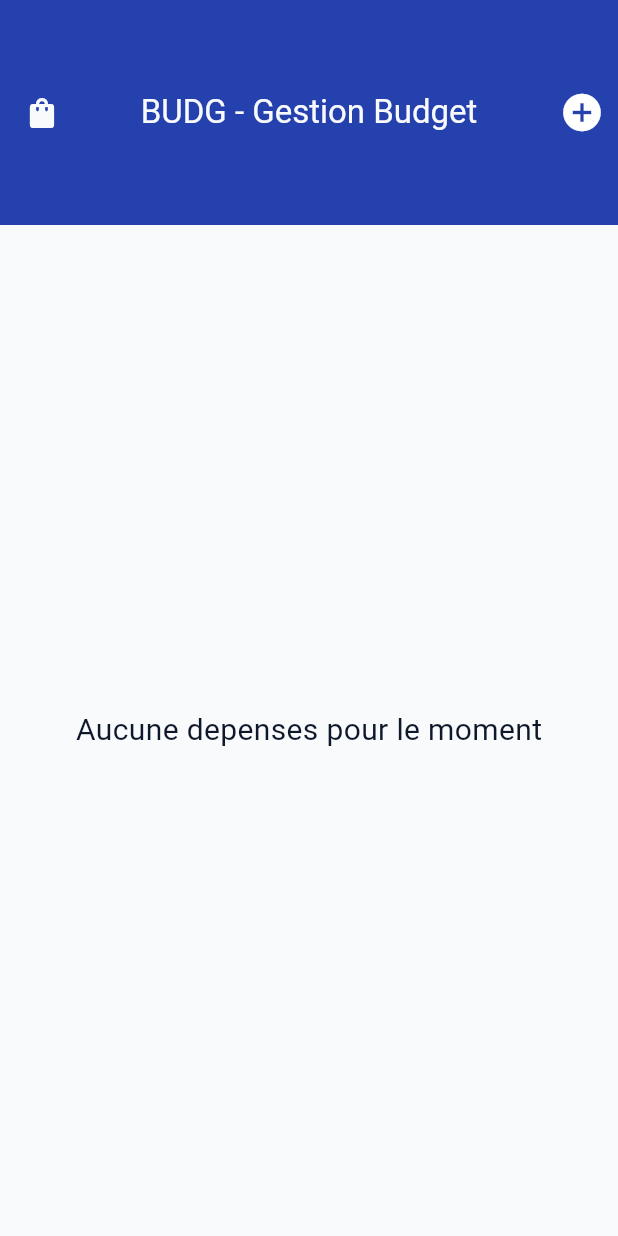
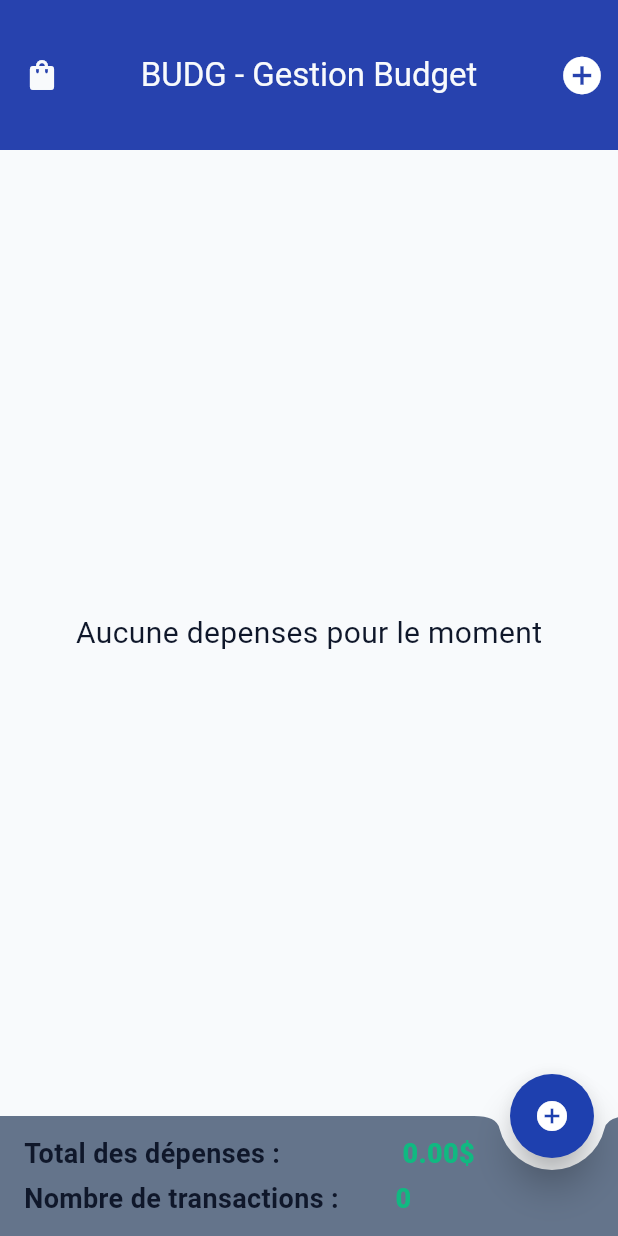
Before and after one commit to LeFab70/flutterApp-gestion-des-depenses, a Flutter app: the screen it shows after launch, on a phone screen of 412 x 824 dp. Run offline on Flutter 3.47's test engine with Material 3 defaults, Android fonts, the phone set to English and light mode, and no system bars.

Commit message:
bottomBar and floatingButton

```diff
--- a/lib/root/gestion.budget.dart
+++ b/lib/root/gestion.budget.dart
@@ -10,12 +10,15 @@ class GestionBudget extends StatelessWidget {
     return MaterialApp(
       debugShowCheckedModeBanner: false,
       theme: ThemeData(
+
         primaryColor: AppColors.primary,
         //couleur arriere plan principal
         scaffoldBackgroundColor: AppColors.backgroundApp,
         //Couleur app bar
         appBarTheme: AppBarTheme(
-          elevation: 4,
+
+          elevation: 10,
+          shape: RoundedRectangleBorder(),
           toolbarHeight: 130.00,
           backgroundColor: AppColors.buttonBackground,
           foregroundColor: AppColors.backgroundApp,
@@ -25,6 +28,12 @@ class GestionBudget extends StatelessWidget {
             size: 30,
           ),
         ),
+        floatingActionButtonTheme: FloatingActionButtonThemeData(
+          backgroundColor: AppColors.buttonBackground,
+          foregroundColor: AppColors.buttonTextColor,
+          elevation: 10,
+          shape: CircleBorder(),
+        ),
         // iconButtonTheme: IconButtonThemeData(
         //   style: IconButton.styleFrom(
         //     foregroundColor: AppColors.buttonTextColor,
@@ -33,10 +42,11 @@ class GestionBudget extends StatelessWidget {
         //   ),
         // ),
         //Couleur floating button
-        floatingActionButtonTheme: FloatingActionButtonThemeData(
-          backgroundColor: AppColors.buttonBackground,
-          foregroundColor: AppColors.buttonTextColor,
-        ),
+        // bottomAppBarTheme: BottomAppBarTheme(
+        //   shape: CircularNotchedRectangle(), // L'encoche
+        //   notchMargin: 8.0,                  // L'espace autour du FAB
+        //   elevation: 5,
+        // ),
       ),
       home: GestionBudgetHome(),
     );
--- a/lib/screens/expense.list.dart
+++ b/lib/screens/expense.list.dart
@@ -8,22 +8,32 @@ class ExpenseList extends StatelessWidget {
 
   @override
   Widget build(BuildContext context) {
-    return Column(
-      children: [
-        Expanded(child:
-        expenseList.isEmpty ?
+    return expenseList.isEmpty ?
         Center(
           child: Text("Aucune depenses pour le moment",
             style: TextStyle(fontSize: 20, color: AppColors.textColor),),
-        ):
-            ListView.builder(
-              itemCount: expenseList.length,
-              itemBuilder: (context,index){
+        ) :
+        ListView.builder(
+            itemCount: expenseList.length,
+            itemBuilder: (context, index) {
+              final expense = expenseList[index];
+              return Dismissible(key: ValueKey(expense),
+                  direction: DismissDirection.endToStart,
+                  onDismissed: (direction) {
+                    /*supprmier expenses; */
+                  },
+              background: Container(
+                color: AppColors.error,
+                alignment: Alignment.center,
+                padding: EdgeInsets.only(right: 20),
+                child: Icon(Icons.delete,color: AppColors.buttonTextColor,),
+              ),
+                child: Center(
+                  child: Text("Encours"),
+                ),
+              );
 
-              },
-            )
-        )
-      ],
-    );
+            },
+        );
   }
 }
--- a/lib/screens/gestion.budget.home.dart
+++ b/lib/screens/gestion.budget.home.dart
@@ -1,6 +1,9 @@
 import 'package:flutter/material.dart';
 import 'package:gestion_budget/screens/expense.list.dart';
+import 'package:gestion_budget/shares/colors/app.colors.dart';
 import 'package:gestion_budget/widgets/app.bar.dart';
+import 'package:gestion_budget/widgets/bottom.bar.dart';
+import 'package:gestion_budget/widgets/floating.buttons.dart';
 
 class GestionBudgetHome extends StatefulWidget {
   const GestionBudgetHome({super.key});
@@ -10,18 +13,28 @@ class GestionBudgetHome extends StatefulWidget {
 }
 
 class _GestionBudgetHomeState extends State<GestionBudgetHome> {
-  final List<Map<String,dynamic>> _expenses=[];
+  final List<Map<String, dynamic>> _expenses = [];
+
   //_formKey permet la gestion de la validation du form et autres opérations
-  final _fomKey=GlobalKey<FormState>();
-  String _expenseTitle='';
-  double _expenseAmount=0.0;
-  String _expenseCategory='Essence'; //default value
-  DateTime _expenseDate=DateTime.now(); //defaut time
+  final _fomKey = GlobalKey<FormState>();
+  String _expenseTitle = '';
+  double _expenseAmount = 0.0;
+  String _expenseCategory = 'Essence'; //default value
+  DateTime _expenseDate = DateTime.now(); //defaut time
+
+  double get _totalExpense=>_expenses.fold(0.0,(sum,expenseItem)=>sum+expenseItem["expenseAmount"]);
+  int get _numberOfExpense=>_expenses.length;
   @override
   Widget build(BuildContext context) {
-    return  Scaffold(
-      appBar:const AppBars(),
-      body: ExpenseList(expenseList: _expenses,),
+    return Scaffold(
+      floatingActionButtonLocation: FloatingActionButtonLocation.endDocked,
+      //positionner le button a droite et encoche
+      appBar: const AppBars(),
+      body: Column(
+        children: [Expanded(child: ExpenseList(expenseList: _expenses))],
+      ),
+      bottomNavigationBar: BottomBars(),
+      floatingActionButton: const FloatingButtons(),
     );
   }
 }
--- a/lib/shares/colors/app.colors.dart
+++ b/lib/shares/colors/app.colors.dart
@@ -3,10 +3,12 @@ import 'package:flutter/material.dart';
 class AppColors {
   static const Color primary = Color(0xFF2563EB);
   static const Color secondary = Color(0xFF64748B);
+  static const Color textSecondary=Color(0xFF0F172A);
   static const Color backgroundApp = Color(0xFFF8FAFC);
-  static const Color backgroundLight = Color(0xFFFFFFFF);
+  static const Color backgroundLight = Color(0xFFF1F5F9);
   static const Color error = Color(0xFFDC2626);
   static const Color buttonBackground = Color(0xFF1E40AF);
   static const Color textColor = Color(0xFF0F172A);
   static const Color buttonTextColor = Color(0xFFFFFFFF);
+  static const Color textSuccess = Color(0xFF10B981); // Vert profond
 }
--- a/lib/widgets/app.bar.dart
+++ b/lib/widgets/app.bar.dart
@@ -6,7 +6,7 @@ class AppBars extends StatelessWidget implements PreferredSize{
   @override
   Widget build(BuildContext context) {
     return AppBar(
-      toolbarHeight: 150.00,
+      toolbarHeight: 100.00,
       leading: IconButton(onPressed: (){}, icon: Icon(Icons.shopping_bag_rounded)),
       title: Text("BUDG - Gestion Budget"),
       actions: [
@@ -17,7 +17,7 @@ class AppBars extends StatelessWidget implements PreferredSize{
 
   @override
   // TODO: implement preferredSize
-  Size get preferredSize => const Size.fromHeight(150.00); //kToolbarHeight);
+  Size get preferredSize => const Size.fromHeight(100.00); //kToolbarHeight);
 
   @override
   // TODO: implement child
--- /dev/null
+++ b/lib/widgets/bottom.bar.dart
@@ -0,0 +1,52 @@
+import 'package:flutter/material.dart';
+import 'package:gestion_budget/shares/colors/app.colors.dart';
+
+class BottomBars extends StatelessWidget {
+  const BottomBars({super.key});
+
+  @override
+  Widget build(BuildContext context) {
+    return BottomAppBar(
+      color: AppColors.secondary,
+      shape: const CircularNotchedRectangle(), //ajoute encoche
+      notchMargin: 8.0, //espace entre button flotant et les bords
+      child: Column(
+        mainAxisSize: MainAxisSize.min, //ne pas prendre tout ecran
+        crossAxisAlignment: CrossAxisAlignment.start,
+        children: [
+          _buildInfoRow("Total des dépenses :", " 0.00\$"),
+          //${total.toStringAsFixed(2)}
+          const SizedBox(height: 4),
+          _buildInfoRow("Nombre de transactions :", "0"),
+        ],
+      ),
+    );
+  }
+
+  Widget _buildInfoRow(String label, String value) {
+    return Row(
+      children: [
+        Expanded(
+          flex: 3,
+          child: Text(
+            label,
+            style: TextStyle(
+              fontSize: 18,
+              fontWeight: FontWeight.bold,
+              color: AppColors.textSecondary,
+            ),
+          ),
+        ),
+        Expanded(
+          flex: 1,
+          child: Text(
+            value,
+            style: TextStyle(fontSize: 18, color: AppColors.textSuccess, fontWeight: FontWeight.w800),
+          ),
+        ),
+        const SizedBox(width: 50),
+        //pour eviter que le floating button masque le montant
+      ],
+    );
+  }
+}
--- /dev/null
+++ b/lib/widgets/floating.buttons.dart
@@ -0,0 +1,15 @@
+import 'package:flutter/material.dart';
+
+class FloatingButtons extends StatelessWidget {
+  const FloatingButtons({super.key});
+
+  @override
+  Widget build(BuildContext context) {
+    return  FloatingActionButton(
+      onPressed: () {},
+      tooltip: 'Add expense',
+      child: Icon(Icons.add_circle),
+
+    );
+  }
+}
```
Also changed, not shown: lib/utils/functions.dart (added).
